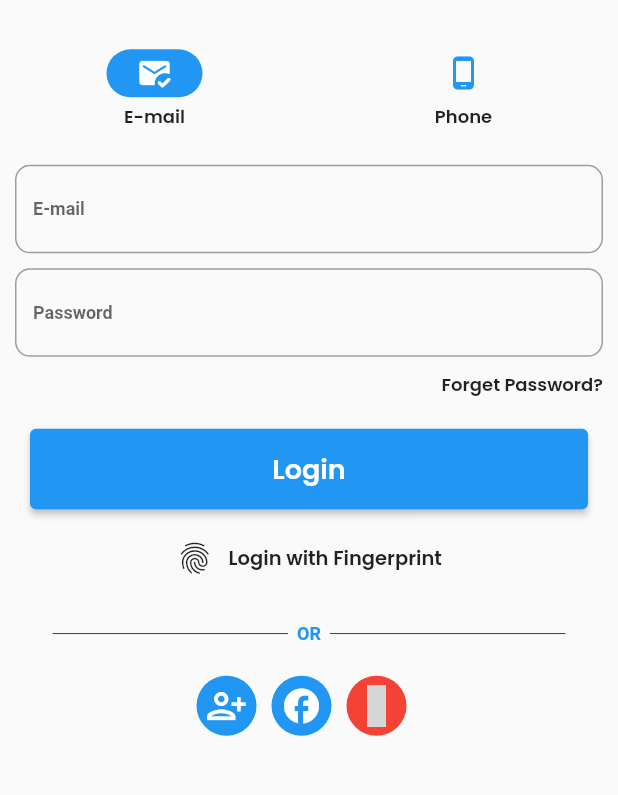
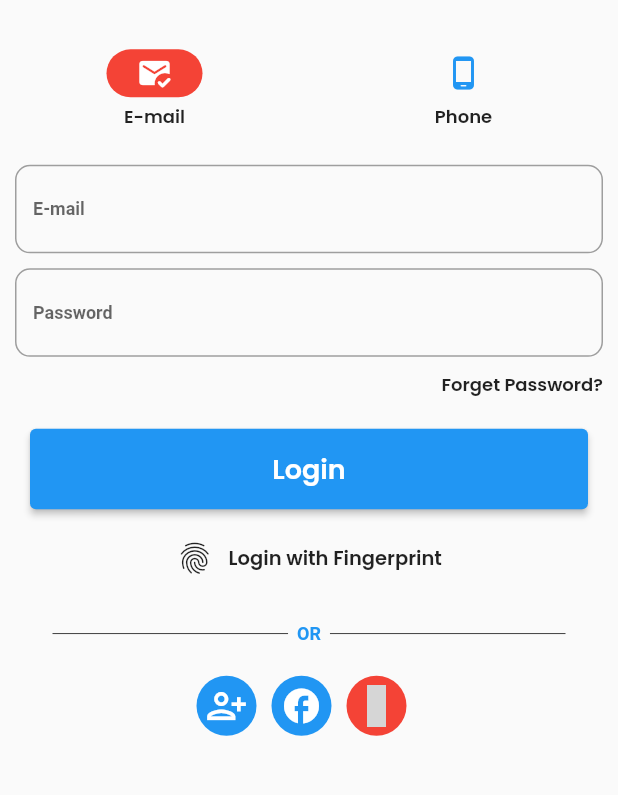
Before and after one commit to riiteeshh/Saapati, a Flutter app: the screen it shows after launch, on a phone screen of 412 x 824 dp, the part 284-1079 px from its top. Run offline on Flutter 3.47's test engine with Material 2 defaults, Android fonts, the light colour scheme and no system bars; our stand-ins replace eva_icons_flutter; grey boxes are pictures that could not be loaded.

Commit message:
Initial Commit

```diff
--- a/lib/main.dart
+++ b/lib/main.dart
@@ -16,7 +16,7 @@ class MyApp extends StatelessWidget {
       onGenerateRoute: RouteManager.generateRoute,
       theme: ThemeData(
         navigationBarTheme: const NavigationBarThemeData(
-            indicatorColor: Colors.blue,
+            indicatorColor: Colors.red,
             backgroundColor: Colors.transparent,
             labelTextStyle: MaterialStatePropertyAll(TextStyle(
                 fontWeight: FontWeight.normal,
```
